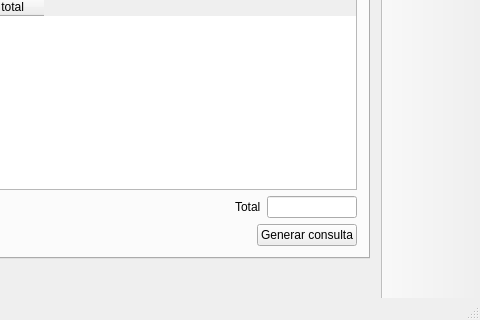
Above: mainwindow.ui from MatamorosF3/RecordsFiles before the change; both pictures show x 381 to 861 and y 232 to 552 of the 861 by 552 pixel window. Below: the same form after it.
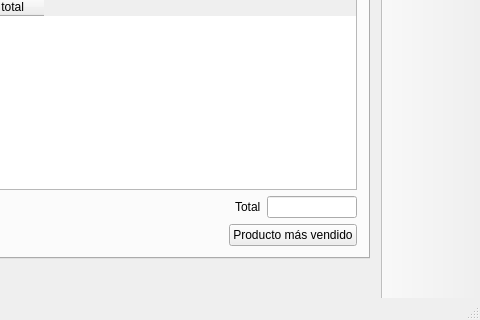
That is the form after the change. Icons and pictures are not drawn.

Commit message: Producto mas vendido

The edit to the form file:
```diff
--- a/mainwindow.ui
+++ b/mainwindow.ui
@@ -198,7 +198,7 @@
           <item>
            <widget class="QPushButton" name="pushButton">
             <property name="text">
-             <string>Generar consulta</string>
+             <string>Producto más vendido</string>
             </property>
            </widget>
           </item>
```
Left out of the diff: 4 changed lines with no effect on the pictures. The commit also changes 2 other files.
